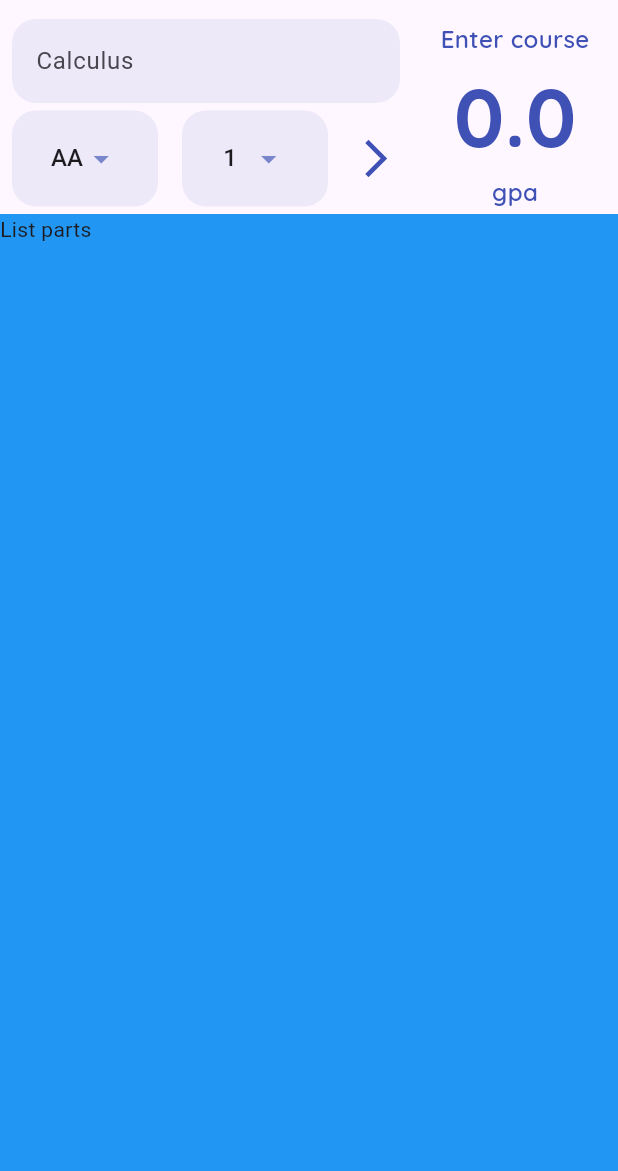
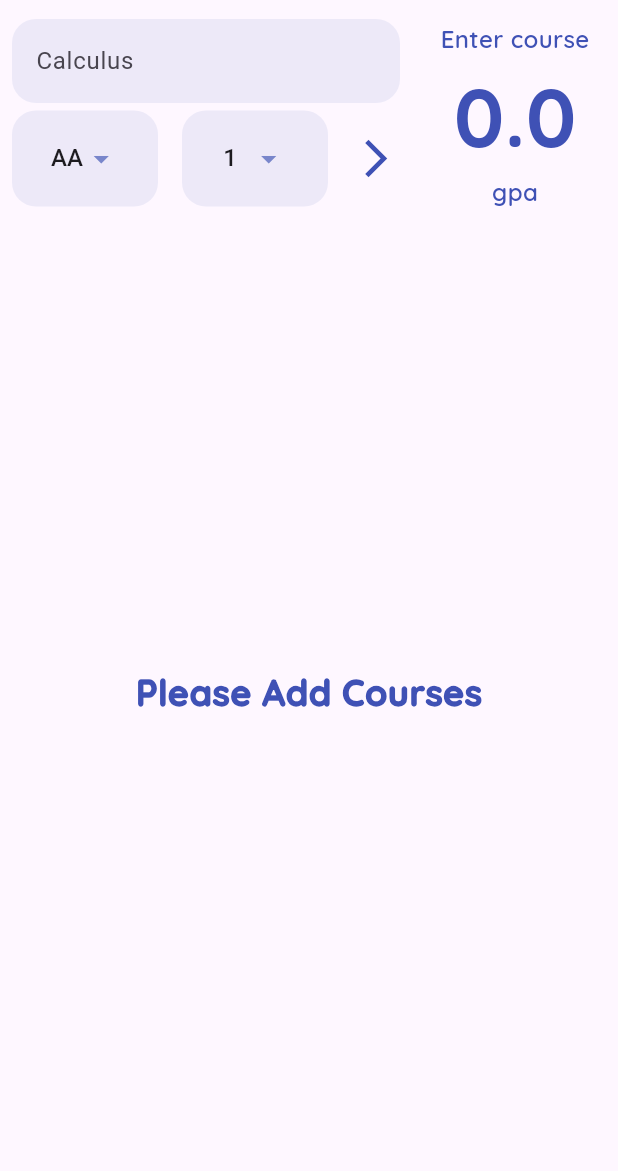
Before and after one commit to emirn00/GpaCalculator, a Flutter app: the screen it shows after launch, on a phone screen of 412 x 824 dp, the part 65-1236 px from its top. Run offline on Flutter 3.47's test engine with Material 3 defaults, Android fonts, the light colour scheme and no system bars; our stand-ins replace google_fonts.

Commit message:
List part implemented , dismiss animation done.

```diff
--- /dev/null
+++ b/lib/Widgets/course_list.dart
@@ -0,0 +1,42 @@
+// ignore_for_file: prefer_const_constructors, sort_child_properties_last, prefer_is_empty
+
+import 'package:flutter/material.dart';
+import 'package:gpa_calculator_app/Constants/app-constants.dart';
+import 'package:gpa_calculator_app/helper/data_helper.dart';
+import 'package:gpa_calculator_app/model/course.dart';
+
+class CourseList extends StatelessWidget {
+  final Function onDismiss ;
+  const CourseList({required this.onDismiss , super.key});
+
+  @override
+  Widget build(BuildContext context) {
+
+    List<Course> allCourses = Datas.courses ;
+
+    return allCourses.length >0 ? ListView.builder(itemCount: allCourses.length, itemBuilder: (context , index){
+      return Dismissible(
+        key: UniqueKey(),
+        direction: DismissDirection.startToEnd,
+        onDismissed: (a){
+          onDismiss(index);
+        },
+        child: Padding(
+          padding: const EdgeInsets.all(2.0),
+          child: Card(
+            child: ListTile(
+              title: Text(allCourses[index].name),
+                subtitle: Text(allCourses[index].courseValue.toString()),
+            ),
+          ),
+        ),
+      );
+    }) :
+    Center(
+      child: Container(
+        child: Text('Please Add Courses' , style: Constants.headerStyle,),
+      ),
+    );
+
+  }
+}
--- a/lib/Widgets/gpa-calcualtor-app.dart
+++ b/lib/Widgets/gpa-calcualtor-app.dart
@@ -2,6 +2,7 @@
 
 import 'package:flutter/material.dart';
 import 'package:gpa_calculator_app/Constants/app-constants.dart';
+import 'package:gpa_calculator_app/Widgets/course_list.dart';
 import 'package:gpa_calculator_app/Widgets/show-gpa.dart';
 import 'package:gpa_calculator_app/helper/data_helper.dart';
 import 'package:gpa_calculator_app/model/course.dart';
@@ -42,11 +43,18 @@ class _GpaCalculatorAppState extends State<GpaCalculatorApp> {
             ],
           ),
           Expanded(
-            child: Container(
-              child: Text('List parts'),
-              color: Colors.blue,
+            child:CourseList(
+              onDismiss: (index){
+                print('course removed $index');
+                Datas.courses.removeAt(index);
+                setState(() {
+
+                });
+
+              },
             ),
-          )
+          ),
+
         ],
       )
     );
```
